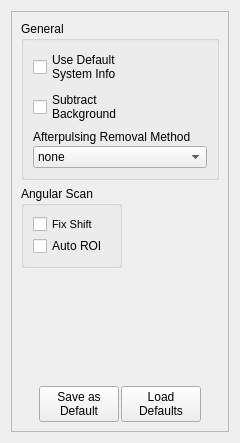
The window that gui/optionswindow.ui (Th3Tr00p3r/gSTED-sFCS) describes before a commit, drawn with Qt 5.
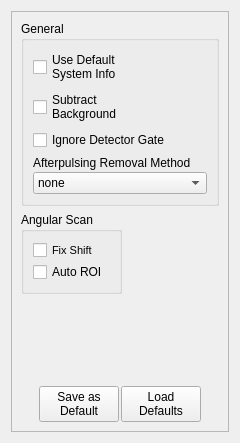
The same window after the commit.

Commit message: WIP (needs testing): fixing and improving how detector-delayer relationship works and how a final gate is assigned before measuring. During analysis - no longer using 'is_gated' for future measurements. only the gate_ns key. legacy files should be handled properly.

Patch:
```diff
--- a/gui/optionswindow.ui
+++ b/gui/optionswindow.ui
@@ -51,6 +51,13 @@
            </property>
           </widget>
          </item>
+         <item>
+          <widget class="QCheckBox" name="ignoreHardGate">
+           <property name="text">
+            <string>Ignore Detector Gate</string>
+           </property>
+          </widget>
+         </item>
          <item>
           <layout class="QVBoxLayout" name="verticalLayout_4">
            <property name="spacing">
```
The commit also changes 8 other files.
